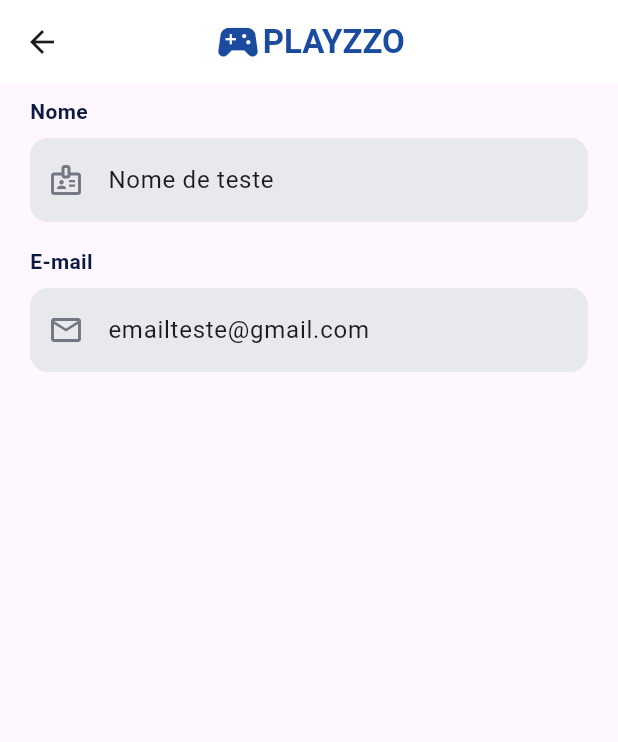
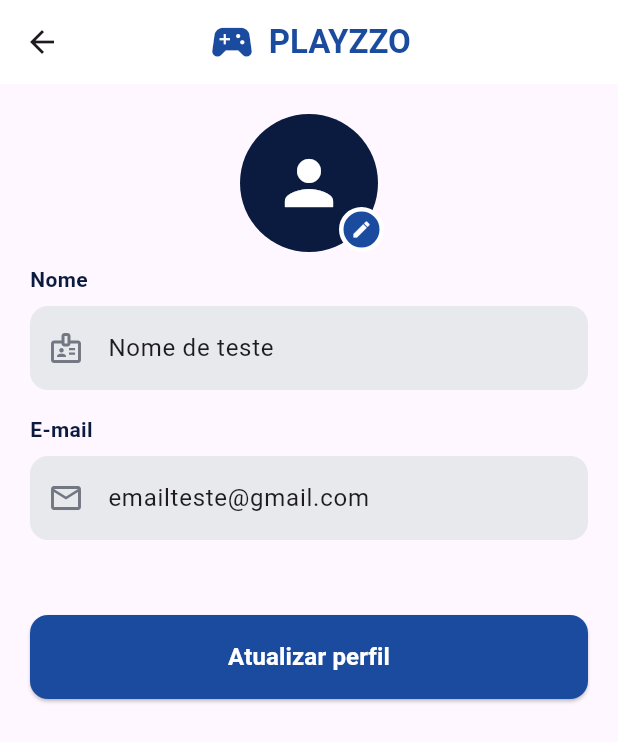
Before and after one commit to DavidCrr/Playzzo, a Flutter app: the TelaPerfil screen opened directly, on a phone screen of 412 x 824 dp. Shown: the top 742 px of the screen. Run offline on Flutter 3.47's test engine with Material 3 defaults, Android fonts, the phone set to English and light mode, and no system bars.

Commit message:
Dando continuidade na tela de perfil
Deu um erro no final da tela, amanhã vou ajustar.

```diff
--- a/lib/views/tela_login.dart
+++ b/lib/views/tela_login.dart
@@ -72,7 +72,7 @@ class _TelaLoginState extends State<TelaLogin> {
               color: Color(0xFF1A4B9F),
               size: 33,
             ),
-            SizedBox(width: 8), //Esse sized box vai delimitar o espaço do ícone
+            SizedBox(height: 8), //Esse sized box vai delimitar o espaço do ícone
             Text('PLAYZZO',
                 style: TextStyle(
                     color: Color(0xFF1A4B9F), //cor padrão
--- a/lib/views/tela_perfil.dart
+++ b/lib/views/tela_perfil.dart
@@ -22,6 +22,7 @@ class _TelaPerfilState extends State<TelaPerfil> {
   void dispose() {
     _nomeController.dispose();
     _emailController.dispose();
+    super.dispose();
   }
     void _mostrarMensagem(String texto) {
     ScaffoldMessenger.of(context).showSnackBar(
@@ -58,6 +59,10 @@ class _TelaPerfilState extends State<TelaPerfil> {
       ),
     );
   }
+  void _AtualizarPerfil(){
+    final nome = _nomeController.text.trim();
+    final email = _emailController.text.trim();
+  }
   void _salvar() {
     if (_nomeController.text.trim().isEmpty || _emailController.text.trim().isEmpty) {
       _mostrarMensagem('Os campos não podem ficar vazios.');
@@ -66,6 +71,7 @@ class _TelaPerfilState extends State<TelaPerfil> {
     setState(() {});
       _mostrarMensagem('Alterações salvas!');
   }
+
 
   @override
   Widget build(BuildContext context) {
@@ -82,7 +88,7 @@ class _TelaPerfilState extends State<TelaPerfil> {
             color: _azulPrimario,
             size: 33,
             ),
-            SizedBox(height: 8),
+            SizedBox(width: 8),
             Text(
               'PLAYZZO',
               style: TextStyle(
@@ -100,6 +106,47 @@ class _TelaPerfilState extends State<TelaPerfil> {
             child: Column(
               crossAxisAlignment: CrossAxisAlignment.stretch,
               children: [
+                const SizedBox(height: 20),
+                Container (
+                child: Column(
+                  children: [
+                    Stack(
+                      clipBehavior: Clip.none,
+                      children: [
+                        const CircleAvatar(
+                          radius: 46,
+                          backgroundColor: _azulEscuro,
+                          child: Icon(Icons.person,
+                          color: Colors.white,
+                          size: 48,
+                          ),
+                        ),
+                        Positioned(
+                          bottom: 0,
+                          right: -4,
+                          child: GestureDetector(
+                            onTap: () => _mostrarMensagem('teste'),
+                            child: Container(
+                              width: 30,
+                              height: 30,
+                              decoration: BoxDecoration(
+                                color: _azulPrimario,
+                                shape: BoxShape.circle,
+                                border:
+                                  Border.all(color: Colors.white, width: 3),
+                              ),
+                              child: const Icon(Icons.edit,
+                                color: Colors.white,
+                                size: 14,
+                              ),
+                            ),
+                          ),
+                        ),
+                      ],
+                    ),
+                  ],
+                ),
+              ),
                 const SizedBox(height: 8),
                 _rotulo('Nome'),
                 TextField(
@@ -117,6 +164,32 @@ class _TelaPerfilState extends State<TelaPerfil> {
                     icone: Icons.mail_outline
                   ),
                 ),
+                const SizedBox(height: 50),
+                SizedBox(
+                height: 56,
+                child: ElevatedButton(
+                  onPressed: _AtualizarPerfil,
+                  style: ElevatedButton.styleFrom(
+                    backgroundColor: _azulPrimario,
+                    foregroundColor: Colors.white,
+                    shape: RoundedRectangleBorder(
+                    borderRadius: BorderRadius.circular(12),
+                      ),
+                    ),
+                child: const Row(
+                  mainAxisAlignment: MainAxisAlignment.center,
+                  children: [
+                    Text(
+                      'Atualizar perfil',
+                      style: TextStyle(
+                        fontSize: 16,
+                        fontWeight: FontWeight.bold,
+                          ),
+                        ),
+                      ],
+                    ),
+                  ),
+                ),
               ],
             ),
           ),
```
